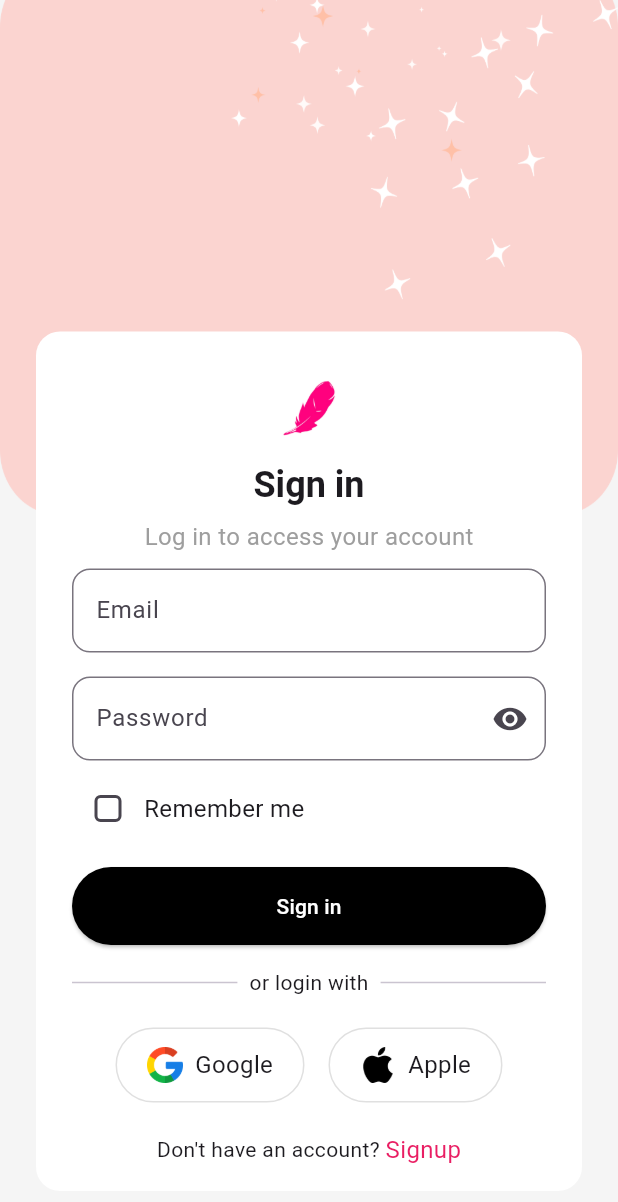
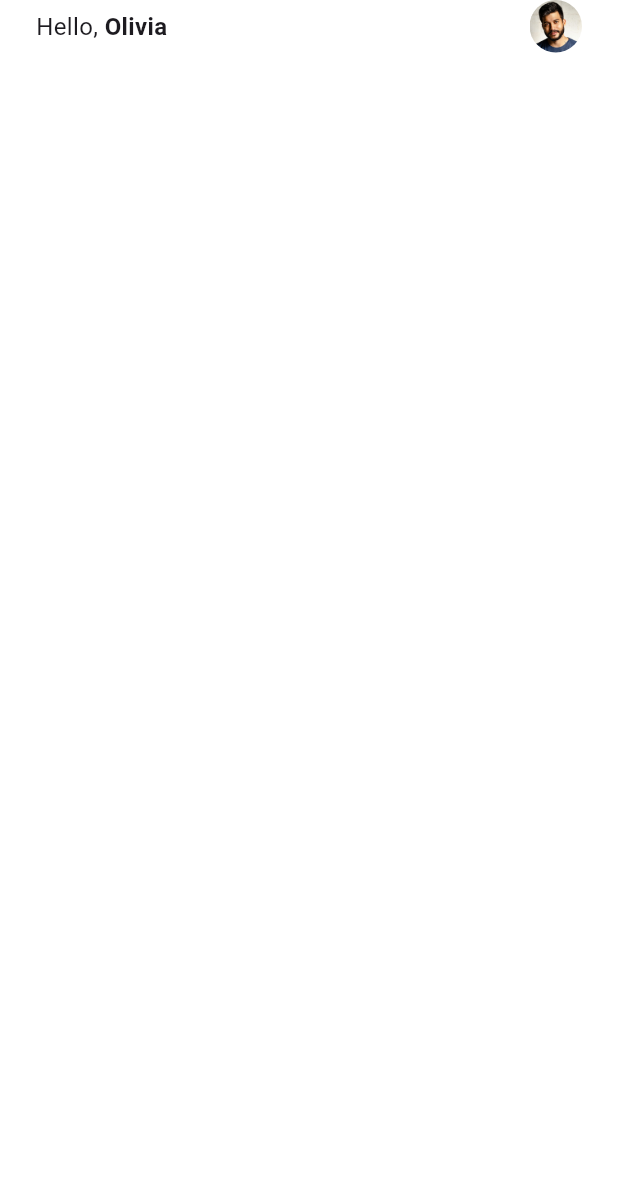
Before and after one commit to ClarenceLaria/ovia, a Flutter app: the LoginScreen screen opened directly, after a tap on "Sign in", on a phone screen of 412 x 824 dp. Shown: the top 1202 px of the screen. Run offline on Flutter 3.47's test engine with Material 3 defaults, Android fonts, the light colour scheme and no system bars; our stand-ins replace smooth_page_indicator.

Commit message:
Header and Home screen updates

```diff
--- /dev/null
+++ b/lib/features/home/calendar.dart
@@ -0,0 +1 @@
+import 'package:flutter/material.dart';
--- /dev/null
+++ b/lib/features/home/header.dart
@@ -0,0 +1,39 @@
+import 'package:flutter/material.dart';
+
+class Header extends StatelessWidget {
+  const Header({super.key});
+
+  @override
+  Widget build(BuildContext context){
+    return Padding(
+      padding: const EdgeInsets.symmetric(horizontal: 24),
+      child: Row(
+        mainAxisAlignment: MainAxisAlignment.spaceBetween,
+        children: [
+          Row(
+            children: [
+              Text(
+                'Hello, ',
+                style: Theme.of(context).textTheme.bodyMedium,
+              ),Text(
+                'Olivia',
+                style: Theme.of(context).textTheme.bodyMedium?.copyWith(
+                  fontWeight: FontWeight.bold,
+                ),
+              ),
+            ],
+          ),
+          ClipRRect(
+            borderRadius: BorderRadius.circular(50),
+            child: Image.asset(
+              'assets/images/face.webp',
+              width: 35,
+              height: 35,
+              fit: BoxFit.cover,
+            ),
+          )
+        ],
+      ),
+    );
+  }
+}
--- /dev/null
+++ b/lib/screens/home_screen.dart
@@ -0,0 +1,19 @@
+import 'package:flutter/material.dart';
+import 'package:ovia_app/features/home/header.dart';
+
+class HomeScreen extends StatelessWidget {
+  const HomeScreen({super.key});
+
+  @override
+  Widget build(BuildContext context) {
+    return const Scaffold(
+      body: SafeArea(
+        child: Column(
+          children: [
+            Header(),
+          ],
+        )
+      ),
+    );
+  }
+}
--- a/lib/screens/login_screen.dart
+++ b/lib/screens/login_screen.dart
@@ -2,6 +2,7 @@ import 'package:flutter/material.dart';
 import 'package:ovia_app/features/login/custom_text_field.dart';
 import 'package:ovia_app/features/login/primary_button.dart';
 import 'package:ovia_app/features/login/social_login_button.dart';
+import 'package:ovia_app/screens/home_screen.dart';
 import 'package:ovia_app/screens/signup_screen.dart';
 
 class LoginScreen extends StatefulWidget {
@@ -103,7 +104,12 @@ class _LoginScreenState extends State<LoginScreen> {
                       PrimaryButton(
                         text: "Sign in",
                         onPressed: () {
-                          // TODO: Add sign in logic
+                          Navigator.pushReplacement(
+                            context,
+                            MaterialPageRoute(
+                              builder: (context) => const HomeScreen(),
+                            ),
+                          );
                         },
                         backgroundColor: Colors.black,
                         textColor: Colors.white,
```
Also changed, not shown: assets/images/face.webp (added).
